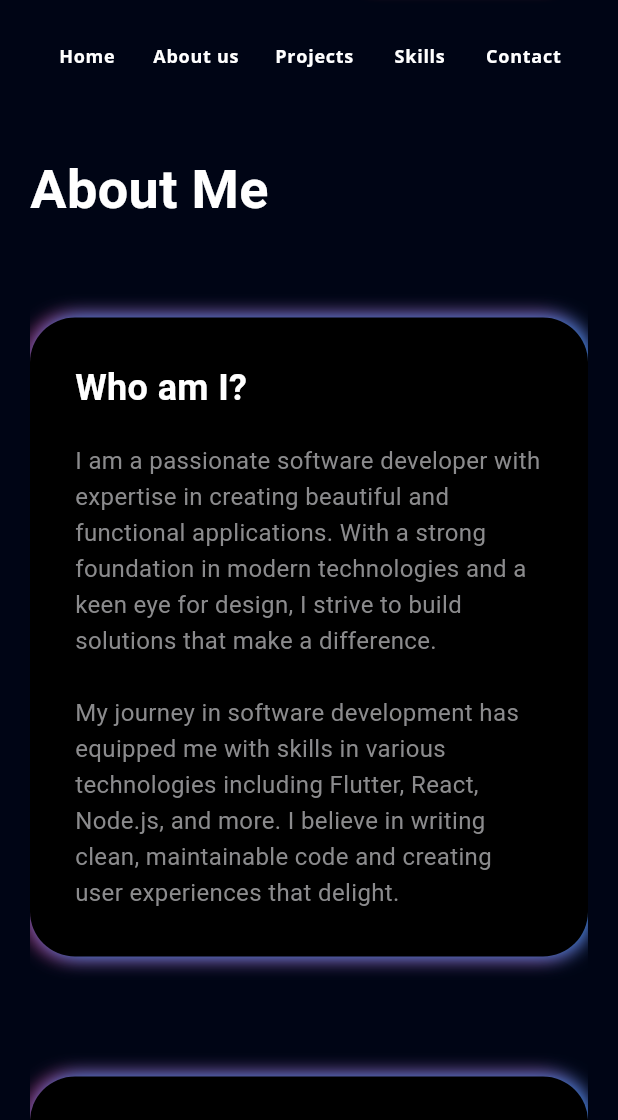
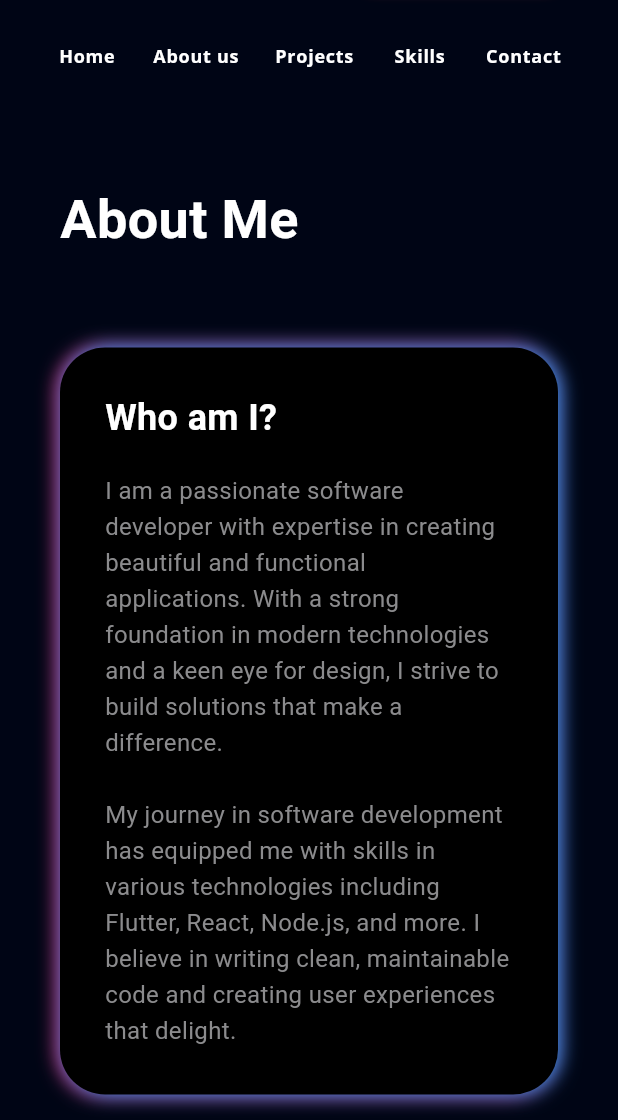
Before and after one commit to rohitsoni9/my-portfolio, a Flutter app: the screen it shows after launch, after a tap on the "menu" icon, after a tap on "Whatsapp", after a tap on "About us", on a phone screen of 412 x 824 dp, the part 116-1236 px from its top. Run offline on Flutter 3.47's test engine with Material 3 defaults, Android fonts, the phone set to English and light mode, and no system bars; our stand-ins replace flutter_svg, font_awesome_flutter, get, google_fonts, photo_view.

Commit message:
Padding fix

```diff
--- a/lib/view/about/about.dart
+++ b/lib/view/about/about.dart
@@ -15,6 +15,7 @@ class AboutUs extends StatelessWidget {
       padding: const EdgeInsets.symmetric(horizontal: defaultPadding),
       color: bgColor,
       child: SingleChildScrollView(
+        padding: const EdgeInsets.all(defaultPadding),
         child: Center(
           child: Container(
             constraints: const BoxConstraints(maxWidth: 1200),
--- a/lib/view/contact/contact.dart
+++ b/lib/view/contact/contact.dart
@@ -104,7 +104,8 @@ class Contact extends StatelessWidget {
     return Container(
       padding: const EdgeInsets.all(defaultPadding * 2),
       child: Obx(() {
-        final testimonial = testimonialList[testimonialController.currentIndex.value];
+        final testimonial =
+            testimonialList[testimonialController.currentIndex.value];
         return MouseRegion(
           onEnter: (_) => testimonialController.setHover(true),
           onExit: (_) => testimonialController.setHover(false),
@@ -114,7 +115,7 @@ class Contact extends StatelessWidget {
               AnimatedContainer(
                 duration: const Duration(milliseconds: 500),
                 padding: const EdgeInsets.all(defaultPadding * 2),
-                height: 400,
+                height: 500,
                 decoration: BoxDecoration(
                   borderRadius: BorderRadius.circular(20),
                   gradient: const LinearGradient(
@@ -126,12 +127,14 @@ class Contact extends StatelessWidget {
                     BoxShadow(
                       color: Colors.pink.withOpacity(0.3),
                       offset: const Offset(-2, 0),
-                      blurRadius: testimonialController.isHovered.value ? 20 : 10,
+                      blurRadius:
+                          testimonialController.isHovered.value ? 20 : 10,
                     ),
                     BoxShadow(
                       color: Colors.blue.withOpacity(0.3),
                       offset: const Offset(2, 0),
-                      blurRadius: testimonialController.isHovered.value ? 20 : 10,
+                      blurRadius:
+                          testimonialController.isHovered.value ? 20 : 10,
                     ),
                   ],
                 ),
@@ -152,9 +155,6 @@ class Contact extends StatelessWidget {
                       textAlign: TextAlign.center,
                     ),
                     const SizedBox(height: defaultPadding),
-                    Row(
-                      mainAxisAlignment: MainAxisAlignment.center,
-                      children: [
                     Text(
                       testimonial.name,
                       style: const TextStyle(
@@ -163,15 +163,13 @@ class Contact extends StatelessWidget {
                         fontSize: 18,
                       ),
                     ),
-                        const SizedBox(width: defaultPadding),
+                    const SizedBox(height: defaultPadding / 3),
                     Text(
                       '${testimonial.role} at ${testimonial.company}',
                       style: const TextStyle(
                         color: Colors.white70,
                         fontSize: 14,
                       ),
-                        ),
-                      ],
                     ),
                     const SizedBox(height: defaultPadding),
                     Row(
@@ -201,7 +199,8 @@ class Contact extends StatelessWidget {
                 right: 0,
                 child: IconButton(
                   onPressed: testimonialController.nextTestimonial,
-                  icon: const Icon(Icons.arrow_forward_ios, color: Colors.white),
+                  icon:
+                      const Icon(Icons.arrow_forward_ios, color: Colors.white),
                 ),
               ),
             ],
```
Lines whose indentation alone changed are shown as unchanged.
